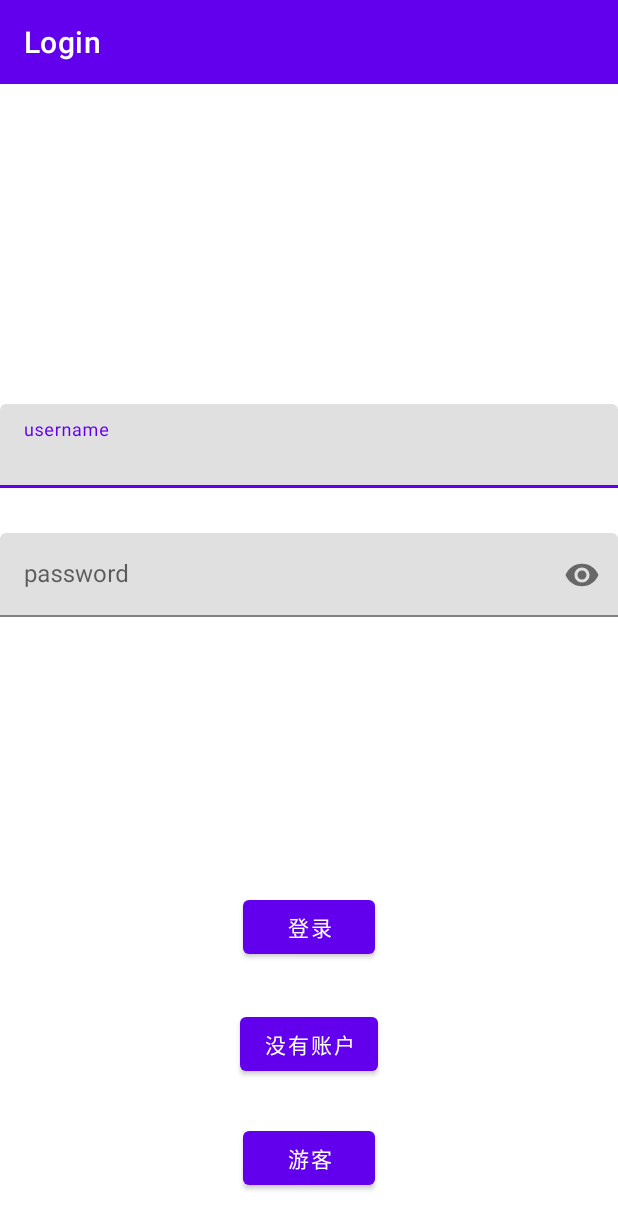
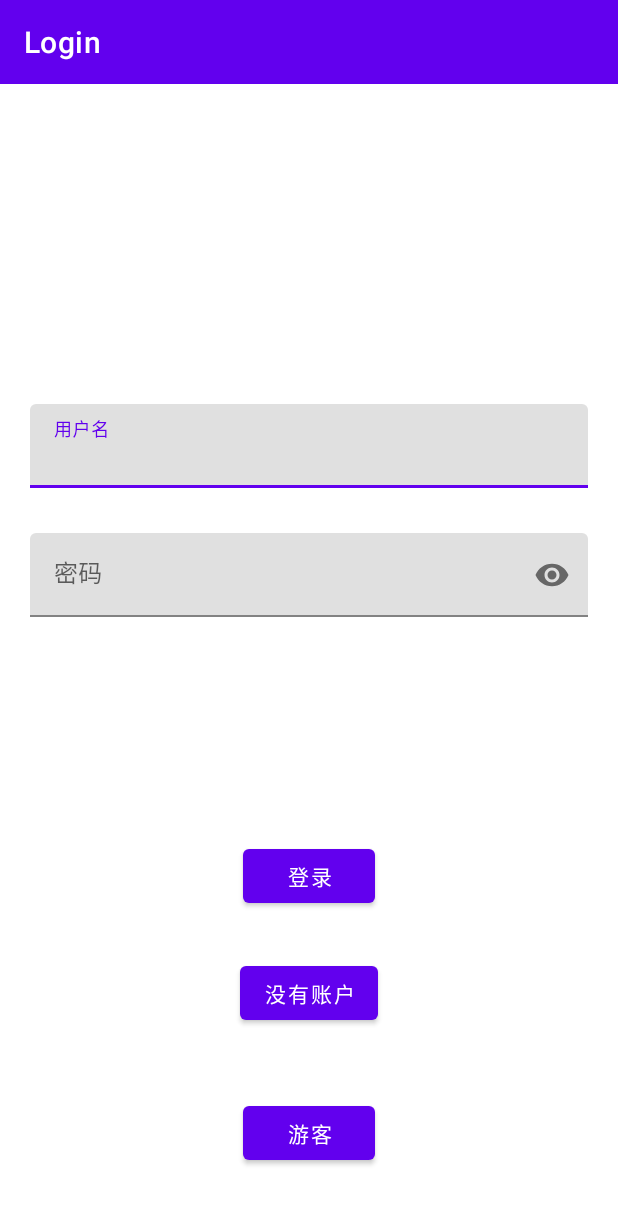
Before and after one commit to OneSony/Treehole, an Android app: the screen it shows after launch (LoginActivity), on a phone screen of 412 x 824 dp. Shown: the top 1229 px of the screen. Run offline under Robolectric (Android 15) with nearby library versions, the phone set to English and light mode, and no system bars.

Commit message:
fix login UI

```diff
--- a/app/src/main/res/layout/activity_login.xml
+++ b/app/src/main/res/layout/activity_login.xml
@@ -27,7 +27,8 @@
         app:layout_constraintBottom_toBottomOf="parent"
         app:layout_constraintEnd_toEndOf="parent"
         app:layout_constraintStart_toStartOf="parent"
-        app:layout_constraintTop_toBottomOf="@+id/password_box" />
+        app:layout_constraintTop_toBottomOf="@+id/login_toolbar"
+        app:layout_constraintVertical_bias="0.7" />
 
     <Button
         android:id="@+id/button2"
@@ -56,6 +57,8 @@
         android:id="@+id/username_box"
         android:layout_width="0dp"
         android:layout_height="wrap_content"
+        android:layout_marginStart="20dp"
+        android:layout_marginEnd="20dp"
         app:layout_constraintBottom_toBottomOf="parent"
         app:layout_constraintEnd_toEndOf="parent"
         app:layout_constraintStart_toStartOf="parent"
@@ -65,7 +68,7 @@
         <com.google.android.material.textfield.TextInputEditText
             android:layout_width="match_parent"
             android:layout_height="wrap_content"
-            android:hint="username"
+            android:hint="用户名"
             android:inputType="text"
             android:maxLines="1" />
 
@@ -75,7 +78,9 @@
         android:id="@+id/password_box"
         android:layout_width="match_parent"
         android:layout_height="wrap_content"
+        android:layout_marginStart="20dp"
         android:layout_marginTop="30dp"
+        android:layout_marginEnd="20dp"
         app:boxBackgroundMode="filled"
         app:counterEnabled="false"
         app:layout_constraintEnd_toEndOf="parent"
@@ -86,7 +91,7 @@
         <com.google.android.material.textfield.TextInputEditText
             android:layout_width="match_parent"
             android:layout_height="wrap_content"
-            android:hint="password"
+            android:hint="密码"
             android:inputType="textPassword"
             android:maxLines="1" />
     </com.google.android.material.textfield.TextInputLayout>
```
Also changed, not shown: app/src/main/res/layout/activity_register.xml (+9 -4 lines).
